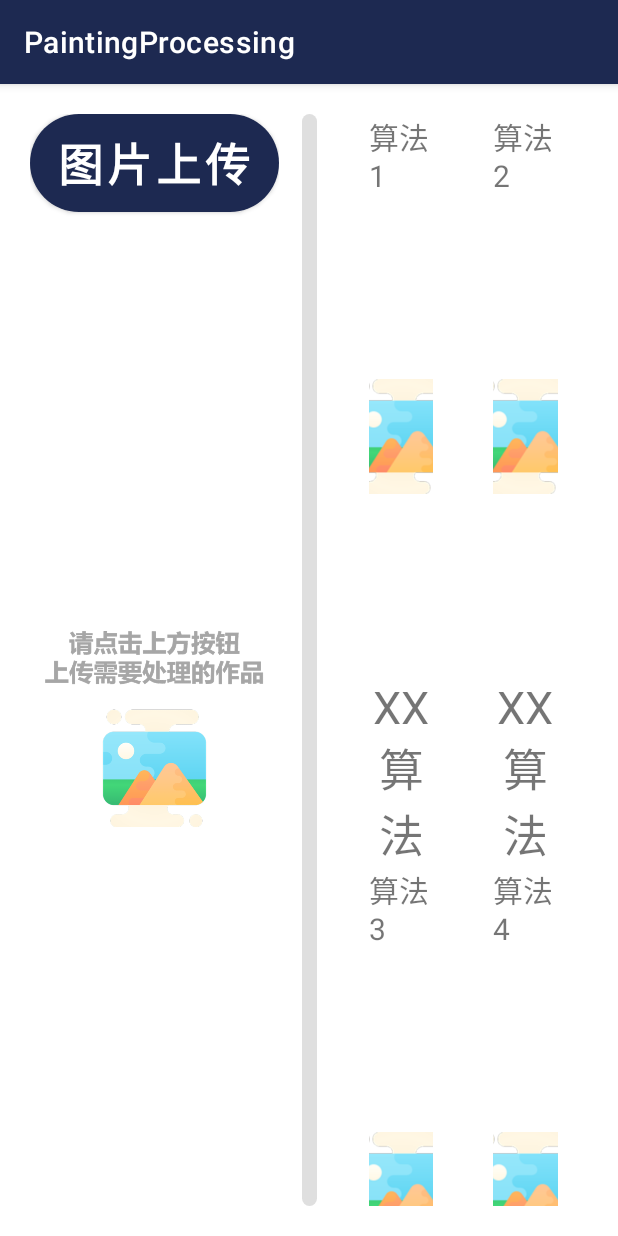
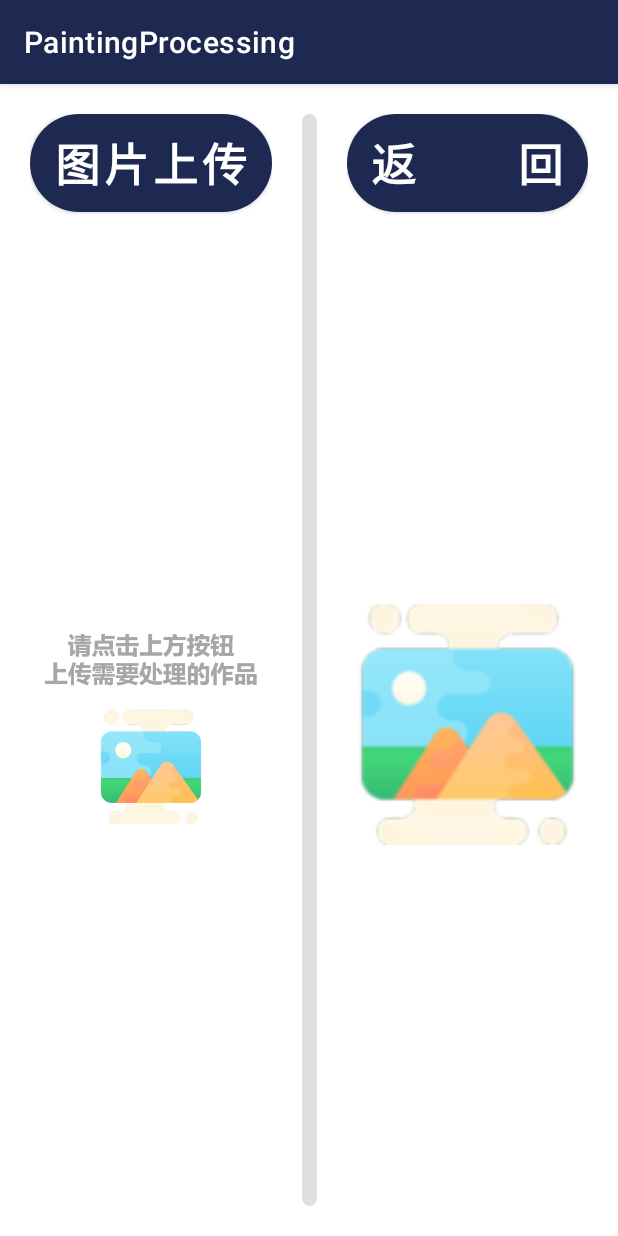
Before and after one commit to JerrrrryW/PaintingProcessing, an Android app: the screen it shows after launch (MainActivity), after a tap on an icon or button, on a phone screen of 412 x 824 dp. Run offline under Robolectric (Android 15) with nearby library versions, the phone set to English and light mode, and no system bars.

Commit message:
Gallery Item click listener configured.

```diff
--- a/app/src/main/java/com/example/paintingprocessing/GalleryAdapter.java
+++ b/app/src/main/java/com/example/paintingprocessing/GalleryAdapter.java
@@ -3,6 +3,7 @@ package com.example.paintingprocessing;
 import android.content.Context;
 
 import android.graphics.Bitmap;
+import android.util.Log;
 import android.view.Gravity;
 import android.view.View;
 import android.view.ViewGroup;
@@ -18,6 +19,7 @@ public class GalleryAdapter extends RecyclerView.Adapter<GalleryAdapter.VH> {
 
     private List<PreviewInfo> mDatas;
     private Bitmap bm;
+    private OnItemClickListener listener;
 
     public GalleryAdapter( List<PreviewInfo> datas) {
         this.mDatas = datas;
@@ -54,6 +56,10 @@ public class GalleryAdapter extends RecyclerView.Adapter<GalleryAdapter.VH> {
             @Override
             public void onClick(View v) {
                 sendToast(holder.context, "item"+p+"clicked!",Toast.LENGTH_SHORT);
+                if(listener!=null){
+                    Log.e("Gallery","ItemClicked!");
+                    listener.onItemClick(position);
+                }
             }
         });
     }
@@ -71,6 +77,14 @@ public class GalleryAdapter extends RecyclerView.Adapter<GalleryAdapter.VH> {
         return new GalleryAdapter.VH(v);
     }
 
+    public interface OnItemClickListener {
+        void onItemClick(int position);
+    }
+
+    public void setOnItemClickListener(OnItemClickListener listenser) {
+        this.listener = listenser;
+    }
+
     void sendToast(Context mContext,String str, int showTime)
     {
         Toast toast = Toast.makeText(mContext, str, showTime);
--- a/app/src/main/java/com/example/paintingprocessing/MainActivity.java
+++ b/app/src/main/java/com/example/paintingprocessing/MainActivity.java
@@ -103,20 +103,21 @@ public class MainActivity extends AppCompatActivity implements View.OnTouchListe
     private void initGallery(){
         initData();
         detail_image=findViewById(R.id.iv_detail);
-//        System.out.println("Init Data Successfully!");
+        gallery_layout=findViewById(R.id.gallery_layout);
+        detail_layout=findViewById(R.id.detail_layout);
 
         recyclerView = findViewById(R.id.rv_gallery);
         recyclerView.setLayoutManager(new GridLayoutManager(this,2));
         galleryAdapter = new GalleryAdapter(datas);
         recyclerView.setAdapter(galleryAdapter);
-//        galleryAdapter.setClickListener(new GalleryAdapter.OnItemClickListener() {
-//            @Override
-//            public void onClick(View view, int position) {
-//                detail_image.setImageBitmap(datas.get(position).getImage());
-//                gallery_layout.setVisibility(GONE);
-//                detail_layout.setVisibility(View.VISIBLE);
-//            }
-//        });
+        galleryAdapter.setOnItemClickListener(new GalleryAdapter.OnItemClickListener() {
+            @Override
+            public void onItemClick(int position) {
+                detail_image.setImageBitmap(datas.get(position).getImage());
+                gallery_layout.setVisibility(GONE);
+                detail_layout.setVisibility(View.VISIBLE);
+            }
+        });
 //        System.out.println("Init RecyclerView Successfully!");
 
         findViewById(R.id.btn_back).setOnClickListener(new View.OnClickListener() {
@@ -137,6 +138,7 @@ public class MainActivity extends AppCompatActivity implements View.OnTouchListe
             PreviewInfo previewInfo = new PreviewInfo("算法 "+i,bm,"XX算法");
             datas.add(previewInfo);
         }
+//        System.out.println("Init Data Successfully!");
     }
 
     private void refreshDataSet(){
--- a/app/src/main/res/layout/activity_main.xml
+++ b/app/src/main/res/layout/activity_main.xml
@@ -11,7 +11,7 @@
         android:orientation="vertical"
         app:layout_constraintTop_toTopOf="parent"
         app:layout_constraintLeft_toLeftOf="parent"
-        app:layout_constraintRight_toLeftOf="@id/gallery_layout"
+        app:layout_constraintRight_toLeftOf="@id/devide_line"
         android:layout_width="0dp"
         app:layout_constraintHorizontal_weight="1"
         android:layout_height="match_parent"
@@ -33,6 +33,7 @@
             android:src="@drawable/upload_prompt"/>
     </LinearLayout>
     <View
+        android:id="@+id/devide_line"
         android:layout_width="10dp"
         android:layout_height="match_parent"
         android:background="@drawable/corner_round_gray"
@@ -45,7 +46,7 @@
         android:orientation="vertical"
         app:layout_constraintTop_toTopOf="parent"
         app:layout_constraintRight_toRightOf="parent"
-        app:layout_constraintLeft_toRightOf="@id/input_layout"
+        app:layout_constraintLeft_toRightOf="@id/devide_line"
         android:layout_width="0dp"
         app:layout_constraintHorizontal_weight="1"
         android:layout_height="match_parent"
@@ -62,7 +63,7 @@
         android:orientation="vertical"
         app:layout_constraintTop_toTopOf="parent"
         app:layout_constraintRight_toRightOf="parent"
-        app:layout_constraintLeft_toRightOf="@id/input_layout"
+        app:layout_constraintLeft_toRightOf="@id/devide_line"
         android:layout_width="0dp"
         android:visibility="invisible"
         app:layout_constraintHorizontal_weight="1"
```
